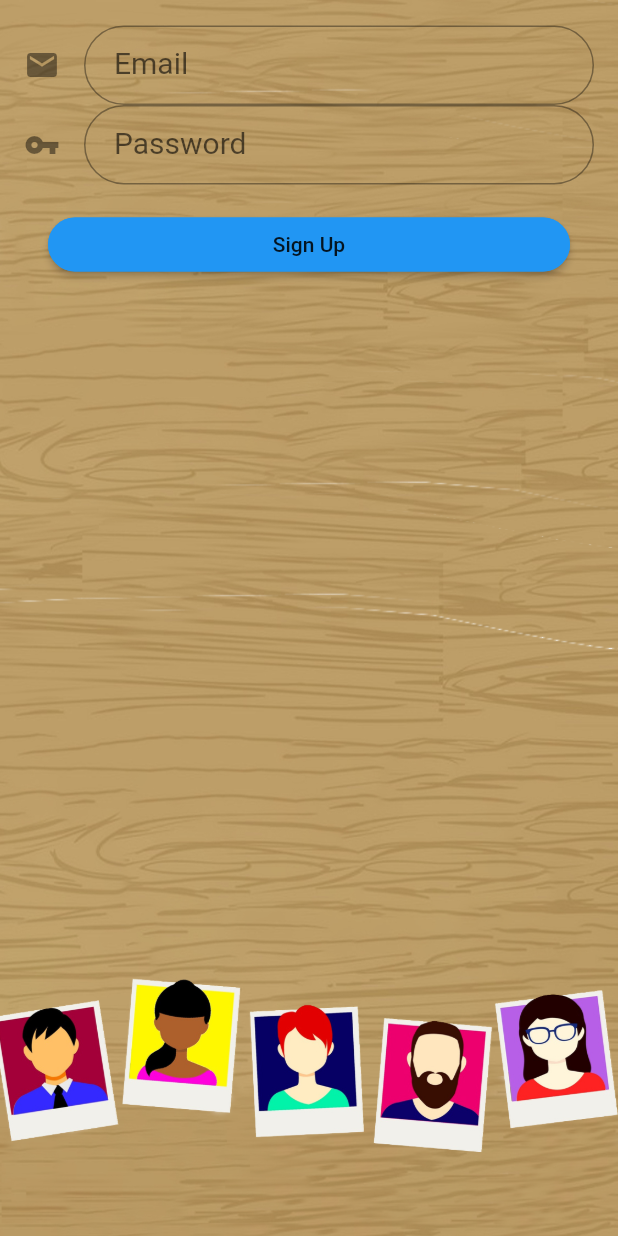
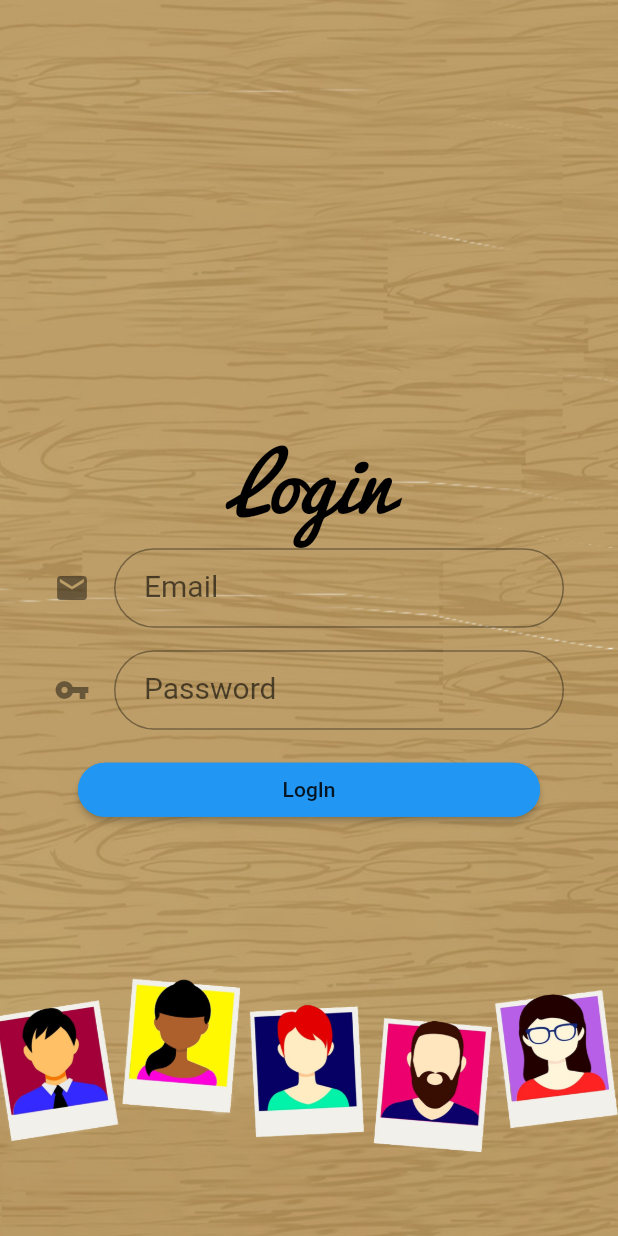
Before and after one commit to Manuel-Seyram/project_work, a Flutter app: the SignUp screen opened directly, on a phone screen of 412 x 824 dp. Run offline on Flutter 3.47's test engine with Material 2 defaults, Android fonts, the phone set to English and light mode, and no system bars; our stand-ins replace firebase_auth, flutter_rating_bar, flutter_snake_navigationbar, video_player; missing offline and left inert: dart:ffi, flutter_sound; accounts and stored records are empty.

Commit message:
Update LogIn.dart

```diff
--- a/lib/LogIn.dart
+++ b/lib/LogIn.dart
@@ -26,13 +26,6 @@ class _SignUpState extends State<SignUp> {
           children: <Widget>[
             Padding(
               padding: EdgeInsets.only(left: 130.0),
-              child: Text("Login",
-                  style: TextStyle(
-                      color: Colors.black,
-                      fontStyle: FontStyle.italic,
-                      fontFamily: 'Pacifico',
-                      fontSize: 50.0),
-                  textAlign: TextAlign.center),
             )
           ],
         ),
@@ -44,14 +37,25 @@ class _SignUpState extends State<SignUp> {
                     fit: BoxFit.cover,
                   ),
                 ),
-                padding: const EdgeInsets.symmetric(
-                    vertical: 17.0, horizontal: 16.0),
+                alignment: Alignment.center,
+                padding: const EdgeInsets.all(36.0),
                 child: Builder(
                     builder: (context) => Form(
                         key: _formKey,
                         child: Column(
                             crossAxisAlignment: CrossAxisAlignment.stretch,
+                            mainAxisAlignment: MainAxisAlignment.center,
                             children: [
+                              SizedBox(height: 15.0),
+                              Text(
+                                "Login",
+                                style: TextStyle(
+                                    color: Colors.black,
+                                    fontStyle: FontStyle.italic,
+                                    fontFamily: 'Pacifico',
+                                    fontSize: 50.0),
+                                textAlign: TextAlign.center,
+                              ),
                               TextFormField(
                                 obscureText: false,
                                 style: style,
@@ -73,6 +77,7 @@ class _SignUpState extends State<SignUp> {
                                 onSaved: (val) =>
                                     setState(() => _user.email = val),
                               ),
+                              SizedBox(height: 15.0),
                               TextFormField(
                                   obscureText: true,
                                   style: style,
@@ -103,8 +108,8 @@ class _SignUpState extends State<SignUp> {
                                         side: BorderSide(color: Colors.blue),
                                       ),
                                       color: Colors.blue,
-                                      onPressed: signup,
-                                      child: Text('Sign Up'))),
+                                      onPressed: signin,
+                                      child: Text('LogIn'))),
                             ])))))
       ],
     ));
@@ -115,7 +120,7 @@ class _SignUpState extends State<SignUp> {
         .showSnackBar(SnackBar(content: Text('Logging you in')));
   }
 
-  Future<void> signup() async {
+  Future<void> signin() async {
     final formState = _formKey.currentState;
     if (formState.validate()) {
       formState.save();
```
